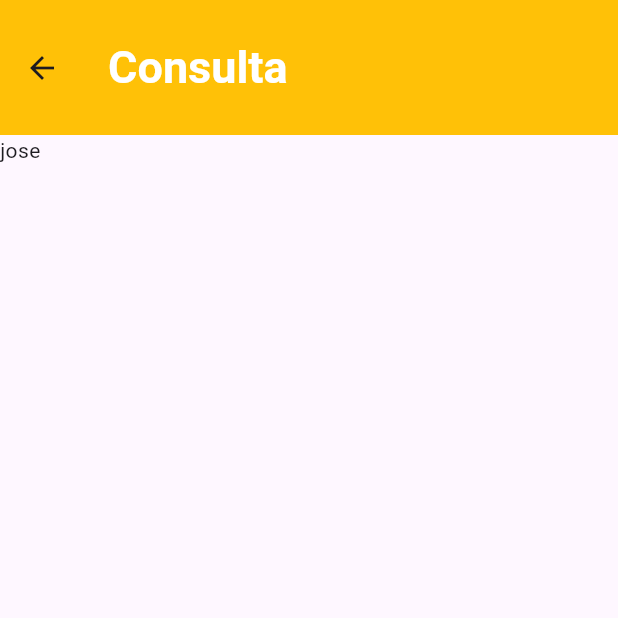
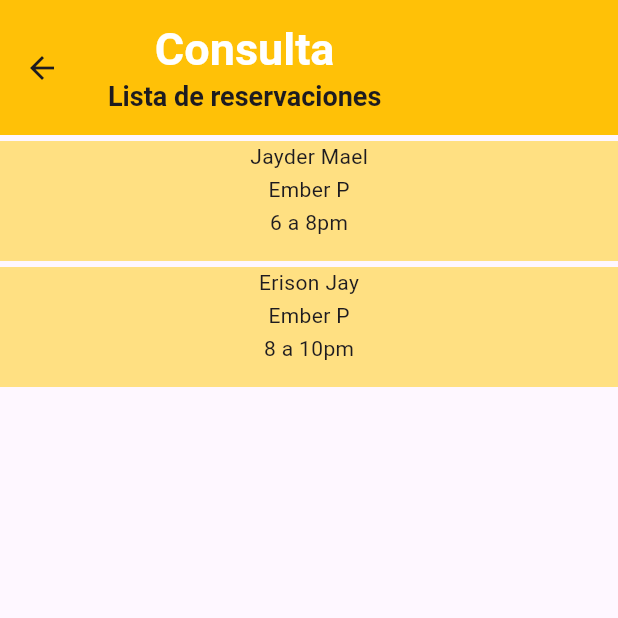
Before and after one commit to ErisonJays/restaurant_app, a Flutter app: the ConsultaScreen screen opened directly, on a phone screen of 412 x 824 dp, the top half of it. Run offline on Flutter 3.47's test engine with Material 3 defaults, Android fonts, the phone set to English and light mode, and no system bars.

```diff
--- a/lib/Screen/consultascreen.dart
+++ b/lib/Screen/consultascreen.dart
@@ -1,24 +1,33 @@
 import "package:flutter/material.dart";
 import "package:restaurant_app/data/data.dart";
 import "package:restaurant_app/estilos/estilos.dart";
+import "package:restaurant_app/widgets/listcardfeed.dart";
 
 import "../widgets/botonesprincipal.dart";
 
 
 class ConsultaScreen extends StatelessWidget {
-  const ConsultaScreen({
+   ConsultaScreen({
     super.key,
   });
+
+String restaurante = ember["restaurante"];
+int cantidadRegistro = ember.length;
 
   @override
   Widget build(BuildContext context) {
 
-    String nombre = emberRegistro["nombre"];
+    //String nombre = emberRegistro["nombre"];
 
     return Scaffold(
 
       appBar: AppBar(
-        title: const Text("Consulta", style: tituloStilos,),
+        title: const Column(
+          children: [
+            Text("Consulta", style: tituloStilos,),
+             Text("Lista de reservaciones", style:parrafoStilos),
+          ],
+        ),
         backgroundColor: Colors.amber,
         toolbarHeight: 90,
 
@@ -28,8 +37,17 @@ class ConsultaScreen extends StatelessWidget {
 
       body:
 
-      Text(nombre),
+      ListCardFeed(),
+      // Column(
+      //   children: [
+      //   const  Text("Lista de reservaciones", style:textoStilos),
+      //  //Text("$ember"),
+      // //  Text("Restaurante: $restaurante",style: parrafoStilos,),
 
+      // //   for( int i = 0; i < cantidadRegistro; i--)   Text(ember[i],),
+
+      //  ],
+      // ),
 
 
     );
--- a/lib/data/data.dart
+++ b/lib/data/data.dart
@@ -1,35 +1,53 @@
 Map<String, dynamic> ember = {
 "restaurante": "ember",
-"tanda1": 3,
-"tanda2":3
-};
-
-Map<String, dynamic> emberRegistro = {
-"nombre": "jose",
-"cantidad": 0,
+"tanda1" : 3,
+"tanda2" : 3,
 
 };
 
-Map<String, dynamic> zao =
+const List<Map<String, String>> ListCard = [{
+
+  "nombre":"Jayder Mael",
+  "restaurante":"Ember P",
+  "horario" : "6 a 8pm",
+
+},
 {
-"restaurante": "zao",
-"tanda1": 4,
-"tanda2":4
-} ;
+  "nombre":"Erison Jay",
+  "restaurante":"Ember P",
+   "horario" : "8 a 10pm"
+},
 
-Map<String, dynamic> grappa =
-{
-"restaurante": "grappa",
-"tanda1": 2,
-"tanda2":2
-};
 
-Map<String, dynamic> larimar =
-{
-"restaurante": "larimar",
-"tanda1": 3,
-"tanda2":3
-};
+];
+
+
+// Map<String, dynamic> emberRegistro = {
+// "nombre": "jose",
+// "cantidad": 0,
+
+// };
+
+// Map<String, dynamic> zao =
+// {
+// "restaurante": "zao",
+// "tanda1": 4,
+// "tanda2":4
+// } ;
+
+// Map<String, dynamic> grappa =
+// {
+// "restaurante": "grappa",
+// "tanda1": 2,
+// "tanda2":2
+// };
+
+// Map<String, dynamic> larimar =
+// {
+// "restaurante": "larimar",
+// "tanda1": 3,
+// "tanda2":3
+// };
 
 
 
--- a/lib/estilos/estilos.dart
+++ b/lib/estilos/estilos.dart
@@ -19,3 +19,7 @@ const valorstilos = TextStyle(
 
 const botonStilos = TextStyle(
   fontSize: 20);
+
+  const parrafoStilos = TextStyle(
+     fontWeight: FontWeight.bold,
+  fontSize: 18);
--- a/lib/main.dart
+++ b/lib/main.dart
@@ -9,6 +9,7 @@ void main() {
 class MainApp extends StatelessWidget {
   const MainApp({super.key});
 
+
   @override
   Widget build(BuildContext context) {
 
--- /dev/null
+++ b/lib/widgets/cardfeed.dart
@@ -0,0 +1,49 @@
+
+
+import 'package:flutter/material.dart';
+import 'package:restaurant_app/widgets/horariocard.dart';
+import 'package:restaurant_app/widgets/nombrecard.dart';
+import 'package:restaurant_app/widgets/restaurantecard.dart';
+
+
+
+
+class CardFeed extends StatelessWidget {
+  const CardFeed({
+    super.key,
+    required this.card,
+
+  });
+
+ final Map<String,String> card;
+
+  @override
+  Widget build(BuildContext context) {
+
+
+
+
+    return Container(
+      margin: const EdgeInsets.only(top: 4),
+     // padding: EdgeInsets.all(20),
+      width: double.infinity, //tamano de la pagina
+      height: 80,
+      decoration: BoxDecoration(color: Colors.amber[200]),
+      child:  Container(
+
+        //padding: const EdgeInsets.all(10),
+        child: Column(
+         // mainAxisAlignment: MainAxisAlignment.spaceBetween,
+          children: [
+          //TitleCard(name: card["name"]!), // ! indica que el valor no es nulo
+         NombreCardFeed(nombre: card["nombre"]!,),
+         RestauranteCardFeed(restaurante: card["restaurante"]!,),
+         HorarioCardFeed(horario: card["horario"]!),
+
+
+          ],
+        ),
+      )
+    );
+  }
+}
--- /dev/null
+++ b/lib/widgets/horariocard.dart
@@ -0,0 +1,22 @@
+import 'package:flutter/material.dart';
+
+class HorarioCardFeed extends StatelessWidget {
+  const HorarioCardFeed({
+    super.key,
+    required this.horario,
+  });
+
+  final String horario;
+
+    @override
+  Widget build(BuildContext context) {
+    return Padding(
+       padding: EdgeInsets.only(left: 2, right: 2, bottom: 2),
+       child:  Text(
+      horario,
+      maxLines: 1,
+      overflow: TextOverflow.ellipsis,
+      ),
+    );
+  }
+}
--- /dev/null
+++ b/lib/widgets/listcardfeed.dart
@@ -0,0 +1,26 @@
+
+
+import 'package:flutter/material.dart';
+import 'package:restaurant_app/estilos/estilos.dart';
+
+import '../data/data.dart';
+import 'cardfeed.dart';
+
+class ListCardFeed extends StatelessWidget {
+  const ListCardFeed({
+    super.key,
+  });
+
+  @override
+  Widget build(BuildContext context) {
+
+    return ListView.builder(
+              //EL listview.builder creara una cantidad determinada o infinita de elementos.
+      itemCount: ListCard.length,
+      itemBuilder: (context, index){
+      return CardFeed(
+        card: ListCard[index],
+        );
+    });
+  }
+}
--- /dev/null
+++ b/lib/widgets/nombrecard.dart
@@ -0,0 +1,22 @@
+import 'package:flutter/material.dart';
+
+class NombreCardFeed extends StatelessWidget {
+  const NombreCardFeed({
+    super.key,
+    required this.nombre,
+  });
+
+  final String nombre;
+
+    @override
+  Widget build(BuildContext context) {
+    return Padding(
+       padding: EdgeInsets.only(left: 2, right: 2, bottom: 2),
+       child:  Text(
+      nombre,
+      maxLines: 1,
+      overflow: TextOverflow.ellipsis,
+      ),
+    );
+  }
+}
--- /dev/null
+++ b/lib/widgets/restaurantecard.dart
@@ -0,0 +1,22 @@
+import 'package:flutter/material.dart';
+
+class RestauranteCardFeed extends StatelessWidget {
+  const RestauranteCardFeed({
+    super.key,
+    required this.restaurante,
+  });
+
+  final String restaurante;
+
+    @override
+  Widget build(BuildContext context) {
+    return Padding(
+       padding: EdgeInsets.only(left: 2, right: 2, bottom: 2),
+       child:  Text(
+      restaurante,
+      maxLines: 1,
+      overflow: TextOverflow.ellipsis,
+      ),
+    );
+  }
+}
```
Also changed, not shown: lib/Screen/emberscreen.dart (+135 -47 lines), lib/widgets/alerta.dart (added, +33 -0 lines), lib/widgets/botonesrestaurant.dart (+5 -3 lines).
